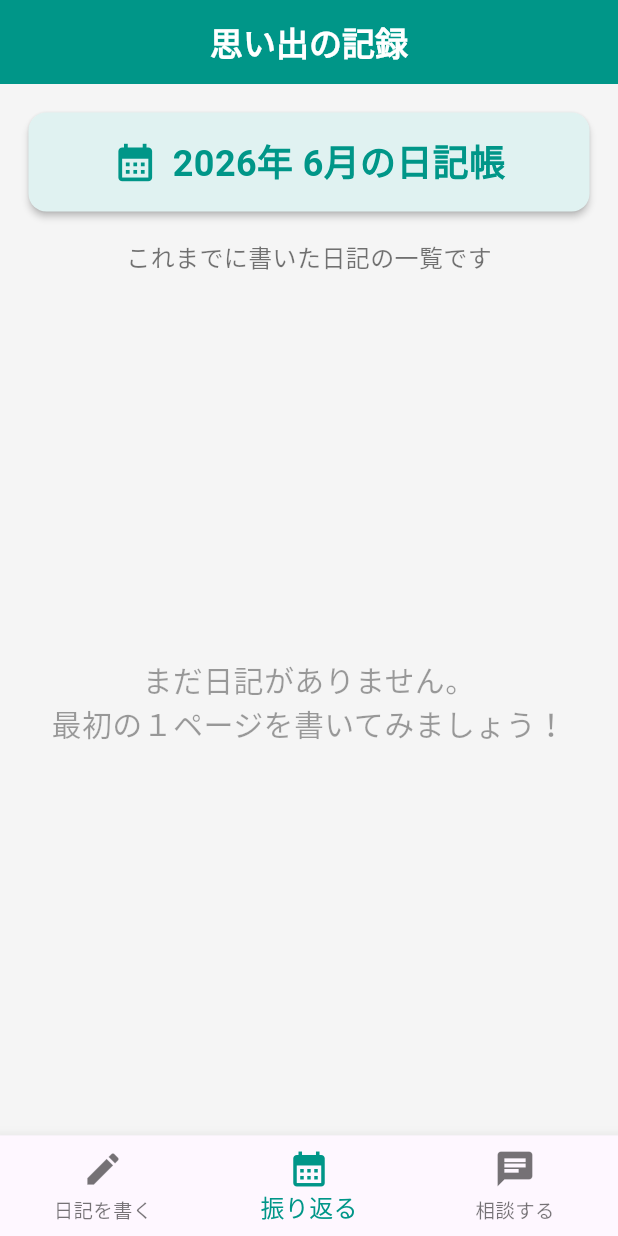
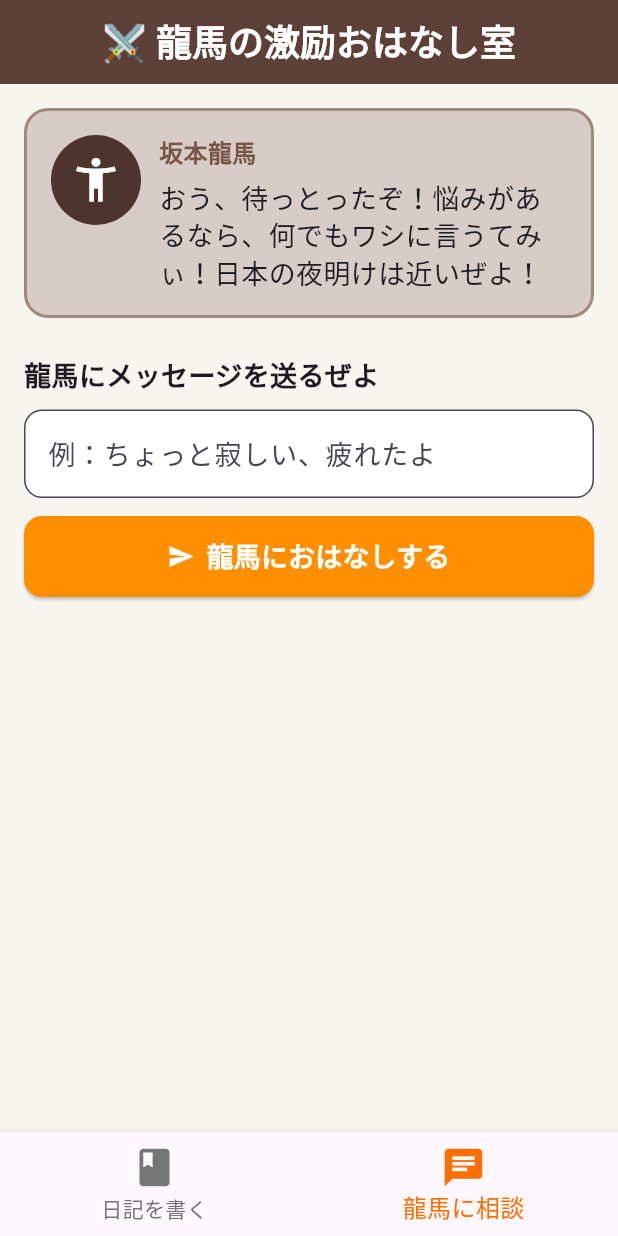
Before and after one commit to sabadango1-crypto/diary_app, a Flutter app: the screen it shows after launch, item 2 of the bottom bar chosen, on a phone screen of 412 x 824 dp. Run offline on Flutter 3.47's test engine with Material 3 defaults, Android fonts, the phone set to English and light mode, and no system bars.

Commit message:
update web app

```diff
--- a/lib/main.dart
+++ b/lib/main.dart
@@ -1,5 +1,4 @@
 import 'package:flutter/material.dart';
-import 'dart:math';
 
 void main() {
   runApp(const MyApp());
@@ -11,43 +10,62 @@ class MyApp extends StatelessWidget {
   @override
   Widget build(BuildContext context) {
     return MaterialApp(
-      title: '日記＆激励アプリ',
+      title: '龍馬の日記＆激励アプリ',
+      debugShowCheckedModeBanner: false,
       theme: ThemeData(
-        primarySwatch: Colors.teal,
-        textTheme: const TextTheme(
-          bodyLarge: TextStyle(fontSize: 24),
+        // 高齢者の方が見やすいよう、温かみのある和風の茶色とオレンジを基調にしました
+        primarySwatch: Colors.amber,
+        scaffoldBackgroundColor: const Color(0xFFF7F5F0), // 目に優しい薄い和紙のような色
+        fontFamily: 'sans-serif',
       ),
-      ),
-      home: const MainBottomNavigation(),
+      home: const HomeScreen(),
     );
   }
 }
 
-// -----------------------------------------
-// アプリの土台：下のボタンで画面を切り替える仕組み
-// -----------------------------------------
-class MainBottomNavigation extends StatefulWidget {
-  const MainBottomNavigation({super.key});
+class HomeScreen extends StatefulWidget {
+  const HomeScreen({super.key});
 
   @override
-  State<MainBottomNavigation> createState() => _MainBottomNavigationState();
+  State<HomeScreen> createState() => _HomeScreenState();
 }
 
-List<Map<String, String>> savedDiaries = [];
+class _HomeScreenState extends State<HomeScreen> {
+  int _selectedIndex = 0;
+  final List<String> _diaries = ['5月30日：今日は天気が良かったき、近所を散歩した。'];
+  final TextEditingController _diaryController = TextEditingController();
 
-class _MainBottomNavigationState extends State<MainBottomNavigation> {
-  int _selectedIndex = 0;
-
-  final List<Widget> _screens = [
-    const DiaryInputScreen(),
-    const DiaryHistoryScreen(),
-    const ConsultationScreen(), // おはなし相談画面
-  ];
+  void _addDiary() {
+    if (_diaryController.text.isNotEmpty) {
+      setState(() {
+        _diaries.insert(0, _diaryController.text);
+        _diaryController.clear();
+      });
+      ScaffoldMessenger.of(context).showSnackBar(
+        const SnackBar(content: Text('日記を記録したぜよ！')),
+      );
+    }
+  }
 
   @override
   Widget build(BuildContext context) {
+    // 画面の切り替え（0: 日記、1: 龍馬に相談）
+    final List<Widget> pages = [
+      _buildDiaryPage(),
+      const RyomaConsultationPage(),
+    ];
+
     return Scaffold(
-      body: _screens[_selectedIndex],
+      appBar: AppBar(
+        title: Text(
+          _selectedIndex == 0 ? '💻 龍馬の思い出日記帳' : '⚔️ 龍馬の激励おはなし室',
+          style: const TextStyle(fontSize: 24, fontWeight: FontWeight.bold),
+        ),
+        backgroundColor: Colors.brown[700],
+        foregroundColor: Colors.white,
+        centerTitle: true,
+      ),
+      body: pages[_selectedIndex],
       bottomNavigationBar: BottomNavigationBar(
         currentIndex: _selectedIndex,
         onTap: (index) {
@@ -55,192 +73,79 @@ class _MainBottomNavigationState extends State<MainBottomNavigation> {
             _selectedIndex = index;
           });
         },
+        selectedItemColor: Colors.amber[900],
+        unselectedItemColor: Colors.grey[600],
         selectedFontSize: 16,
-        unselectedFontSize: 13,
-        selectedItemColor: Colors.teal,
-        type: BottomNavigationBarType.fixed,
+        unselectedFontSize: 14,
         items: const [
-          BottomNavigationBarItem(icon: Icon(Icons.edit, size: 28), label: '日記を書く'),
-          BottomNavigationBarItem(icon: Icon(Icons.calendar_month, size: 28), label: '振り返る'),
-          BottomNavigationBarItem(icon: Icon(Icons.chat, size: 28), label: '相談する'),
+          BottomNavigationBarItem(
+            icon: Icon(Icons.book, size: 30),
+            label: '日記を書く',
+          ),
+          BottomNavigationBarItem(
+            icon: Icon(Icons.chat, size: 30),
+            label: '龍馬に相談',
+          ),
         ],
       ),
     );
   }
-}
 
-// -----------------------------------------
-// 画面1：日記を書く ＆ ランダム激励画面
-// -----------------------------------------
-class DiaryInputScreen extends StatefulWidget {
-  const DiaryInputScreen({super.key});
-
-  @override
-  State<DiaryInputScreen> createState() => _DiaryInputScreenState();
-}
-
-class _DiaryInputScreenState extends State<DiaryInputScreen> {
-  final TextEditingController _controller = TextEditingController();
-  String _praiseMessage = '';
-
-  final List<String> _praiseList = [
-    '素晴らしい日記ですね！今日も一日、本当にお疲れ様でした。😊',
-    '今日も一歩前進ですね！あなたのペースで歩む姿、とても素敵です。✨',
-    '日記に書いた素敵な思い出、宝物ですね。明日も良い日になりますように。🍀',
-    '今日も日記を続けられたあなたに大拍手です！素晴らしい継続力ですね！👏',
-    '心温まるお話をありがとうございます。今夜はゆっくり休んでくださいね。🌙',
-  ];
-
-  void _saveDiary() {
-    setState(() {
-      if (_controller.text.isEmpty) {
-        _praiseMessage = '一文字でも書くと、素敵な思い出になりますよ。';
-      } else {
-        DateTime now = DateTime.now();
-        String dateStr = '${now.month}月${now.day}日';
-
-        savedDiaries.insert(0, {
-          'date': dateStr,
-          'content': _controller.text,
-        });
-
-        final random = Random();
-        _praiseMessage = _praiseList[random.nextInt(_praiseList.length)];
-
-        _controller.clear();
-      }
-    });
-  }
-
-  @override
-  Widget build(BuildContext context) {
-    return Scaffold(
-      appBar: AppBar(
-        title: const Text('今日の日記', style: TextStyle(fontWeight: FontWeight.bold, color: Colors.white)),
-        backgroundColor: Colors.teal,
-        centerTitle: true,
+  // 日記ページの見た目
+  Widget _buildDiaryPage() {
+    return Padding(
+      padding: const EdgeInsets.all(16.0),
+      child: Column(
+        crossAxisAlignment: CrossAxisAlignment.stretch,
+        children: [
+          const Text(
+            '今日あったことや気持ちを書き残そう',
+            style: TextStyle(fontSize: 18, fontWeight: FontWeight.bold),
           ),
-      body: SingleChildScrollView(
-        child: Padding(
-          padding: const EdgeInsets.all(20.0),
-          child: Column(
-            children: [
-              const SizedBox(height: 20),
-              const Text('今日あったことや、嬉しかったことを\n自由に書いてみてくださいね。',
-                style: TextStyle(fontSize: 20, color: Colors.black87), textAlign: TextAlign.center),
-              const SizedBox(height: 20),
+          const SizedBox(height: 10),
           TextField(
-                controller: _controller,
-                maxLines: 6,
-                style: const TextStyle(fontSize: 22),
-                decoration: const InputDecoration(
-                  hintText: '例：今日は孫から電話が来て嬉しかった。',
-                  border: OutlineInputBorder(),
+            controller: _diaryController,
+            maxLines: 4,
+            style: const TextStyle(fontSize: 18),
+            decoration: InputDecoration(
+              hintText: 'ここに文字を入力してください…',
+              border: OutlineInputBorder(borderRadius: BorderRadius.circular(12)),
+              filled: true,
               fillColor: Colors.white,
-                  filled: true,
             ),
           ),
-              const SizedBox(height: 25),
+          const SizedBox(height: 12),
           ElevatedButton.icon(
-                onPressed: _saveDiary,
-                icon: const Icon(Icons.check_circle, size: 30, color: Colors.white),
-                label: const Text('書き終わった（保存）', style: TextStyle(fontSize: 24, fontWeight: FontWeight.bold, color: Colors.white)),
+            onPressed: _addDiary,
+            icon: const Icon(Icons.edit, color: Colors.white),
+            label: const Text('日記を保存する', style: TextStyle(fontSize: 18, fontWeight: FontWeight.bold, color: Colors.white)),
             style: ElevatedButton.styleFrom(
-                  backgroundColor: Colors.orange,
-                  padding: const EdgeInsets.symmetric(horizontal: 40, vertical: 15),
-                  shape: RoundedRectangleBorder(borderRadius: BorderRadius.circular(15)),
+              backgroundColor: Colors.brown[600],
+              padding: const EdgeInsets.symmetric(vertical: 12),
+              shape: RoundedRectangleBorder(borderRadius: BorderRadius.circular(12)),
             ),
           ),
-              const SizedBox(height: 30),
-              if (_praiseMessage.isNotEmpty)
-                Container(
-                  padding: const EdgeInsets.all(20),
-                  decoration: BoxDecoration(
-                    color: Colors.orange.withOpacity(0.1),
-                    borderRadius: BorderRadius.circular(15),
-                    border: Border.all(color: Colors.orange, width: 2),
+          const SizedBox(height: 20),
+          const Text(
+            'これまでの思い出の一コマ',
+            style: TextStyle(fontSize: 18, fontWeight: FontWeight.bold, color: Colors.brown),
           ),
-                  child: Text(_praiseMessage, style: const TextStyle(fontSize: 24, fontWeight: FontWeight.bold, color: Colors.deepOrange), textAlign: TextAlign.center),
-                ),
-            ],
-          ),
-        ),
-      ),
-    );
-  }
-}
-
-// -----------------------------------------
-// 画面2：過去の日記を振り返る画面
-// -----------------------------------------
-class DiaryHistoryScreen extends StatelessWidget {
-  const DiaryHistoryScreen({super.key});
-
-  @override
-  Widget build(BuildContext context) {
-    DateTime now = DateTime.now();
-
-    return Scaffold(
-      appBar: AppBar(
-        title: const Text('思い出の記録', style: TextStyle(fontWeight: FontWeight.bold, color: Colors.white)),
-        backgroundColor: Colors.teal,
-        centerTitle: true,
-      ),
-      backgroundColor: const Color(0xFFF5F5F5),
-      body: Padding(
-        padding: const EdgeInsets.all(15.0),
-        child: Column(
-          children: [
-            Card(
-              color: Colors.teal.shade50,
+          const SizedBox(height: 10),
+          Expanded(
+            child: _diaries.isEmpty
+                ? const Center(child: Text('まだ日記がありません', style: TextStyle(fontSize: 16)))
+                : ListView.builder(
+                    itemCount: _diaries.length,
+                    itemBuilder: (context, index) {
+                      return Card(
                         elevation: 2,
+                        margin: const EdgeInsets.symmetric(vertical: 6),
+                        shape: RoundedRectangleBorder(borderRadius: BorderRadius.circular(12)),
                         child: Padding(
-                padding: const EdgeInsets.all(15.0),
-                child: Row(
-                  mainAxisAlignment: MainAxisAlignment.center,
-                  children: [
-                    const Icon(Icons.calendar_month, color: Colors.teal, size: 30),
-                    const SizedBox(width: 10),
-                    Text(
-                      '${now.year}年 ${now.month}月の日記帳',
-                      style: const TextStyle(fontSize: 24, fontWeight: FontWeight.bold, color: Colors.teal),
-                    ),
-                  ],
-                ),
-              ),
-            ),
-            const SizedBox(height: 15),
-            const Text('これまでに書いた日記の一覧です', style: TextStyle(fontSize: 16, color: Colors.black54)),
-            const SizedBox(height: 10),
-
-            if (savedDiaries.isEmpty)
-              const Expanded(
-                child: Center(
-                  child: Text('まだ日記がありません。\n最初の１ページを書いてみましょう！',
-                    style: TextStyle(fontSize: 20, color: Colors.black38), textAlign: TextAlign.center),
-                ),
-              ),
-
-            if (savedDiaries.isNotEmpty)
-              Expanded(
-                child: ListView.builder(
-                  itemCount: savedDiaries.length,
-                  itemBuilder: (context, index) {
-                    final diary = savedDiaries[index];
-                    return Card(
-                      margin: const EdgeInsets.symmetric(vertical: 8),
-                      elevation: 3,
-                      shape: RoundedRectangleBorder(borderRadius: BorderRadius.circular(10)),
-                      child: ListTile(
-                        leading: CircleAvatar(
-                          backgroundColor: Colors.teal,
-                          child: Text(diary['date']!.split('月')[1].replaceAll('日', ''),
-                            style: const TextStyle(color: Colors.white, fontWeight: FontWeight.bold)),
-                        ),
-                        title: Text(diary['date']!, style: const TextStyle(fontSize: 18, fontWeight: FontWeight.bold, color: Colors.teal)),
-                        subtitle: Padding(
-                          padding: const EdgeInsets.only(top: 5.0),
-                          child: Text(diary['content']!, style: const TextStyle(fontSize: 22, color: Colors.black87)),
+                          padding: const EdgeInsets.all(16.0),
+                          child: Text(
+                            _diaries[index],
+                            style: const TextStyle(fontSize: 18, height: 1.5),
                           ),
                         ),
                       );
@@ -249,118 +154,121 @@ class DiaryHistoryScreen extends StatelessWidget {
           ),
         ],
       ),
-      ),
     );
   }
 }
 
-// -----------------------------------------
-// 画面3：【AI風】言葉を理解して返事をくれる相談画面
-// -----------------------------------------
-class ConsultationScreen extends StatefulWidget {
-  const ConsultationScreen({super.key});
+// ⚔️ 坂本龍馬の相談ページ
+class RyomaConsultationPage extends StatefulWidget {
+  const RyomaConsultationPage({super.key});
 
   @override
-  State<ConsultationScreen> createState() => _ConsultationScreenState();
+  State<RyomaConsultationPage> createState() => _RyomaConsultationPageState();
 }
 
-class _ConsultationScreenState extends State<ConsultationScreen> {
-  final TextEditingController _adviceController = TextEditingController();
-  String _answerMessage = 'こんにちは！おはなし相手のくまさんです。不安なこと、眠れないこと、嬉しかったこと、何でもお話ししてくださいね。';
+class _RyomaConsultationPageState extends State<RyomaConsultationPage> {
+  final TextEditingController _chatController = TextEditingController();
+  String _ryomaResponse = 'おう、待っとったぞ！悩みがあるなら、何でもワシに言うてみぃ！日本の夜明けは近いぜよ！';
 
-  void _getAdvice() {
-    setState(() {
-      String userInput = _adviceController.text;
-      if (userInput.isEmpty) {
-        _answerMessage = '何かお話ししたいことを書いてみてくださいね。いつでも聴きますよ。🐻';
-        return;
+  // 龍馬さんが言葉を判断して返事を決める仕組み
+  void _getRyomaResponse() {
+    String text = _chatController.text;
+    if (text.isEmpty) return;
+
+    String response = '';
+
+    if (text.contains('寂しい') || text.contains('さびしい') || text.contains('一人')) {
+      response = '何をおうちゅう（何を言っているんだ）！おまん（あなた）は一人じゃきにない！ワシがいつでもここで話を聞くき、どんと構えておればえい。あったかいお茶でも飲んで、一息入れようや！';
+    } else if (text.contains('疲れた') || text.contains('しんどい') || text.contains('辛い')) {
+      response = '真っ直ぐに進んどる証拠ぜよ！よう頑張っちゅう、よう頑張っちゅう。今は大きなクジラになったつもりで、ゆったり横になって体を休める時ちや。明日になれば、また新しい風が吹くぜよ！';
+    } else if (text.contains('眠れない') || text.contains('ねむれない') || text.contains('不安')) {
+      response = '夜は静かすぎて色々考えてしまうものちや。そんな時は無理に寝ようとせんでえい！太平洋の大きな海を思い浮かべてみぃ。おまんの悩みなんて、あの海に比べたらちっぽけなものぜよ。大丈夫、明けない夜はないきに。';
+    } else if (text.contains('元気') || text.contains('うれしい') || text.contains('楽しい')) {
+      response = 'おおの！それはこじゃんと（とても）嬉しいのう！おまんが笑顔でおってくれるのが、ワシにとっては一番の喜びぜよ！その調子で、今日も一日を大いに楽しんでいこうや！';
+    } else {
+      response = 'なるほど、なるほど！おまんの気持ちは、この坂本龍馬がしっかりと受け止めたぜよ！世の人は我を何とも言わば言え、我が成す事は我のみぞ知る。一歩ずつ、自分を信じて進めばえいちや！';
     }
 
-      // 言葉を判定する仕組み
-      if (userInput.contains('眠れない') || userInput.contains('ねむれない') || userInput.contains('睡眠')) {
-        _answerMessage = '夜に眠れないのは辛いですね…。温かい白湯を飲んだり、軽いストレッチをすると体がリラックスしますよ。今夜はゆっくり休めますように。';
-      } else if (userInput.contains('寂しい') || userInput.contains('さびしい') || userInput.contains('一人')) {
-        _answerMessage = '寂しい時はいつでも私に話しかけてください。私はずっとここにいて、あなたのお話を楽しみに待っていますよ。一人じゃないですからね。🐻';
-      } else if (userInput.contains('疲れた') || userInput.contains('つかれた') || userInput.contains('しんどい')) {
-        _answerMessage = '今日まで一生懸命がんばった証拠ですね。本当にお疲れ様です。今は荷物を全部おろして、のんびり美味しいものでも食べてくださいね。☕';
-      } else if (userInput.contains('嬉しい') || userInput.contains('うれしい') || userInput.contains('楽し')) {
-        _answerMessage = 'わぁ、それを聞いて私まで心がポカポカ嬉しくなっちゃいました！素敵な出来事を教えてくれてありがとうございます！✨';
-      } else {
-        _answerMessage = 'お話ししてくれてありがとうございます。あなたの言葉、しっかり届きましたよ。どんな時も私はあなたの味方ですからね。';
-      }
-
-      _adviceController.clear();
+    setState(() {
+      _ryomaResponse = response;
+      _chatController.clear();
     });
   }
 
   @override
   Widget build(BuildContext context) {
-    return Scaffold(
-      appBar: AppBar(
-        title: const Text('おはなし相談室', style: TextStyle(fontWeight: FontWeight.bold, color: Colors.white)),
-        backgroundColor: Colors.purple.shade400,
-        centerTitle: true,
-      ),
-      backgroundColor: const Color(0xFFF9F6F9),
-      body: SingleChildScrollView(
-        child: Padding(
-          padding: const EdgeInsets.all(20.0),
+    return Padding(
+      padding: const EdgeInsets.all(16.0),
+      child: SingleChildScrollView(
         child: Column(
+          crossAxisAlignment: CrossAxisAlignment.stretch,
           children: [
-              const SizedBox(height: 10),
+            // 龍馬さんの見た目（侍アイコンとメッセージ）
             Container(
-                padding: const EdgeInsets.all(20),
+              padding: const EdgeInsets.all(16),
               decoration: BoxDecoration(
-                  color: Colors.white,
-                  borderRadius: BorderRadius.circular(20),
-                  border: Border.all(color: Colors.purple.shade200, width: 2),
+                color: Colors.brown[100],
+                borderRadius: BorderRadius.circular(16),
+                border: Border.all(color: Colors.brown[300]!, width: 2),
               ),
               child: Row(
                 crossAxisAlignment: CrossAxisAlignment.start,
                 children: [
                   CircleAvatar(
-                      backgroundColor: Colors.purple.shade100,
-                      radius: 25,
-                      child: const Text('🐻', style: TextStyle(fontSize: 30)),
+                    backgroundColor: Colors.brown[800],
+                    radius: 30,
+                    child: const Icon(Icons.accessibility_new, size: 35, color: Colors.white), // 侍の立ち姿をイメージ
                   ),
-                    const SizedBox(width: 15),
+                  const SizedBox(width: 12),
                   Expanded(
-                      child: Text(
-                        _answerMessage,
-                        style: const TextStyle(fontSize: 22, fontWeight: FontWeight.bold, color: Colors.black87),
+                    child: Column(
+                      crossAxisAlignment: CrossAxisAlignment.start,
+                      children: [
+                        const Text(
+                          '坂本龍馬',
+                          style: TextStyle(fontSize: 16, fontWeight: FontWeight.bold, color: Colors.brown),
+                        ),
+                        const SizedBox(height: 6),
+                        Text(
+                          _ryomaResponse,
+                          style: const TextStyle(fontSize: 18, height: 1.4, fontWeight: FontWeight.w500),
+                        ),
+                      ],
                     ),
                   ),
                 ],
               ),
             ),
-              const SizedBox(height: 35),
+            const SizedBox(height: 25),
+            const Text(
+              '龍馬にメッセージを送るぜよ',
+              style: TextStyle(fontSize: 18, fontWeight: FontWeight.bold),
+            ),
+            const SizedBox(height: 10),
             TextField(
-                controller: _adviceController,
-                maxLines: 4,
-                style: const TextStyle(fontSize: 22),
+              controller: _chatController,
+              style: const TextStyle(fontSize: 18),
               decoration: InputDecoration(
-                  hintText: '例：最近眠れない、寂しい、こんな嬉しいことがあった、など',
-                  border: const OutlineInputBorder(),
-                  focusedBorder: OutlineInputBorder(borderSide: BorderSide(color: Colors.purple.shade400, width: 2)),
+                hintText: '例：ちょっと寂しい、疲れたよ',
+                border: OutlineInputBorder(borderRadius: BorderRadius.circular(12)),
+                filled: true,
                 fillColor: Colors.white,
-                  filled: true,
               ),
             ),
-              const SizedBox(height: 25),
+            const SizedBox(height: 12),
             ElevatedButton.icon(
-                onPressed: _getAdvice,
-                icon: const Icon(Icons.favorite, size: 28, color: Colors.white),
-                label: const Text('くまさんに話してみる', style: TextStyle(fontSize: 24, fontWeight: FontWeight.bold, color: Colors.white)),
+              onPressed: _getRyomaResponse,
+              icon: const Icon(Icons.send, color: Colors.white),
+              label: const Text('龍馬におはなしする', style: TextStyle(fontSize: 18, fontWeight: FontWeight.bold, color: Colors.white)),
               style: ElevatedButton.styleFrom(
-                  backgroundColor: Colors.purple.shade400,
-                  padding: const EdgeInsets.symmetric(horizontal: 40, vertical: 15),
-                  shape: RoundedRectangleBorder(borderRadius: BorderRadius.circular(15)),
+                backgroundColor: Colors.amber[800],
+                padding: const EdgeInsets.symmetric(vertical: 14),
+                shape: RoundedRectangleBorder(borderRadius: BorderRadius.circular(12)),
               ),
             ),
           ],
         ),
       ),
-      ),
     );
   }
 }
```
Also changed, not shown: 2 other files. Lines whose indentation alone changed are shown as unchanged.
